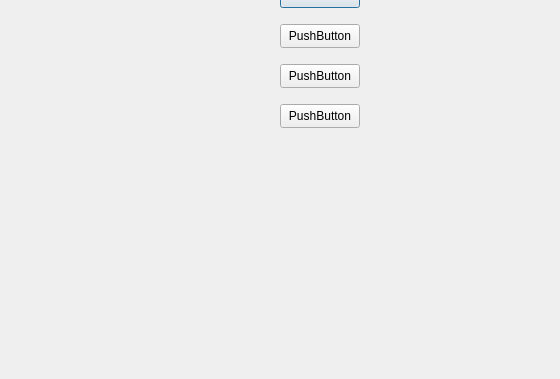
Above: studentaccountpage.ui from cameron001/cs100_finalproject before the change; both pictures show x 0 to 560 and y 156 to 535 of the 671 by 535 pixel window. Below: the same form after it.
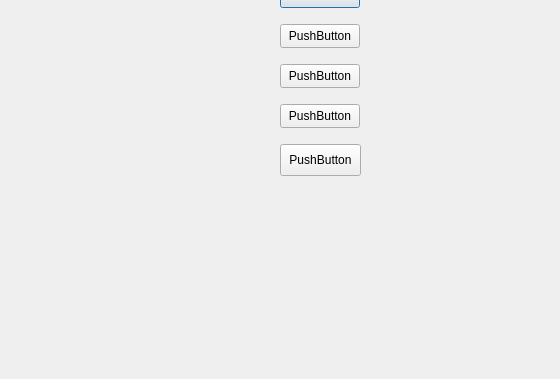
That is the form after the change.

Commit message: login session/logout functionality added

The edit to the form file:
```diff
--- a/studentaccountpage.ui
+++ b/studentaccountpage.ui
@@ -78,6 +78,19 @@
     <string>PushButton</string>
    </property>
   </widget>
+  <widget class="QPushButton" name="logout">
+   <property name="geometry">
+    <rect>
+     <x>280</x>
+     <y>300</y>
+     <width>81</width>
+     <height>32</height>
+    </rect>
+   </property>
+   <property name="text">
+    <string>PushButton</string>
+   </property>
+  </widget>
  </widget>
  <resources/>
  <connections/>
```
The commit also changes 20 other files.
